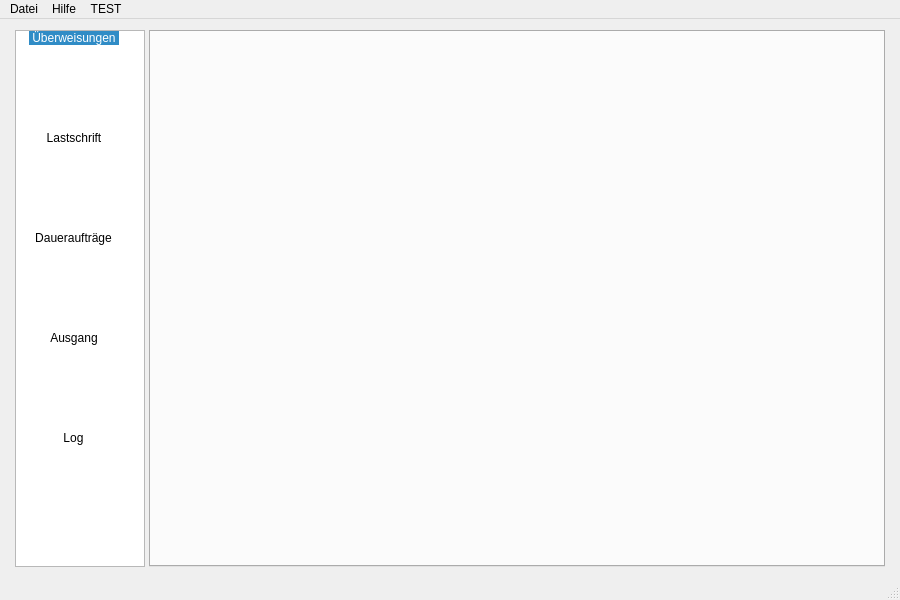
Qt form src/mainwindow.ui (schmufu/abtransfers) before a commit.
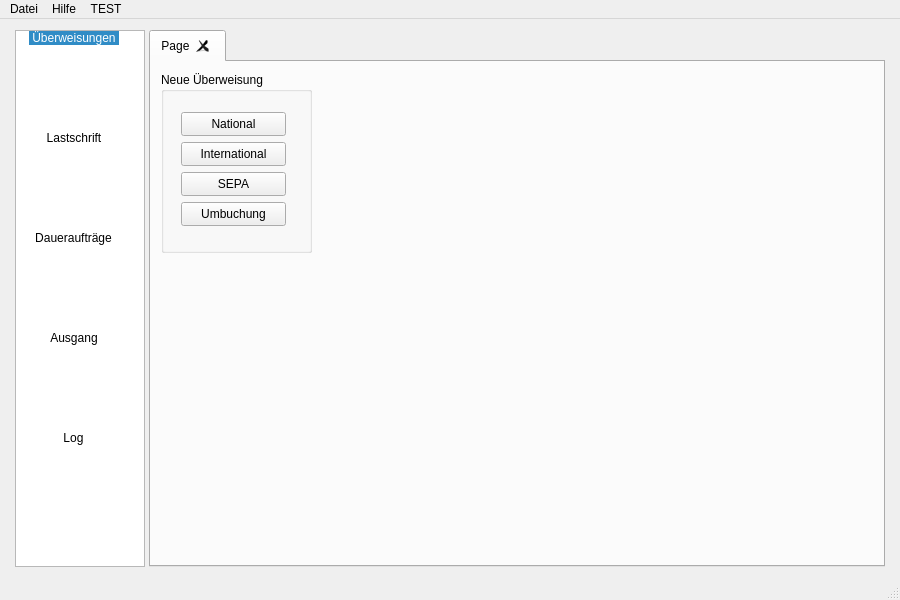
The same form after that commit. Icons and pictures are not drawn.

Commit message: Überischts Tab erstellt

The edit to the form file:
```diff
--- a/src/mainwindow.ui
+++ b/src/mainwindow.ui
@@ -154,6 +154,76 @@
             <property name="tabsClosable">
              <bool>true</bool>
             </property>
+            <widget class="QWidget" name="MainTab">
+             <attribute name="title">
+              <string>Page</string>
+             </attribute>
+             <widget class="QGroupBox" name="groupBox">
+              <property name="geometry">
+               <rect>
+                <x>10</x>
+                <y>10</y>
+                <width>151</width>
+                <height>181</height>
+               </rect>
+              </property>
+              <property name="title">
+               <string>Neue Überweisung</string>
+              </property>
+              <widget class="QPushButton" name="pushButton">
+               <property name="geometry">
+                <rect>
+                 <x>20</x>
+                 <y>40</y>
+                 <width>105</width>
+                 <height>24</height>
+                </rect>
+               </property>
+               <property name="text">
+                <string>National</string>
+               </property>
+              </widget>
+              <widget class="QPushButton" name="pushButton_2">
+               <property name="geometry">
+                <rect>
+                 <x>20</x>
+                 <y>70</y>
+                 <width>105</width>
+                 <height>24</height>
+                </rect>
+               </property>
+               <property name="text">
+                <string>International</string>
+               </property>
+              </widget>
+              <widget class="QPushButton" name="pushButton_3">
+               <property name="geometry">
+                <rect>
+                 <x>20</x>
+                 <y>100</y>
+                 <width>105</width>
+                 <height>24</height>
+                </rect>
+               </property>
+               <property name="text">
+                <string>SEPA</string>
+               </property>
+              </widget>
+              <widget class="QPushButton" name="pushButton_4">
+               <property name="geometry">
+                <rect>
+                 <x>20</x>
+                 <y>130</y>
+                 <width>105</width>
+                 <height>24</height>
+                </rect>
+               </property>
+               <property name="text">
+                <string>Umbuchung</string>
+               </property>
+              </widget>
+             </widget>
+            </widget>
            </widget>
           </item>
          </layout>
```
The commit also changes 2 other files.
